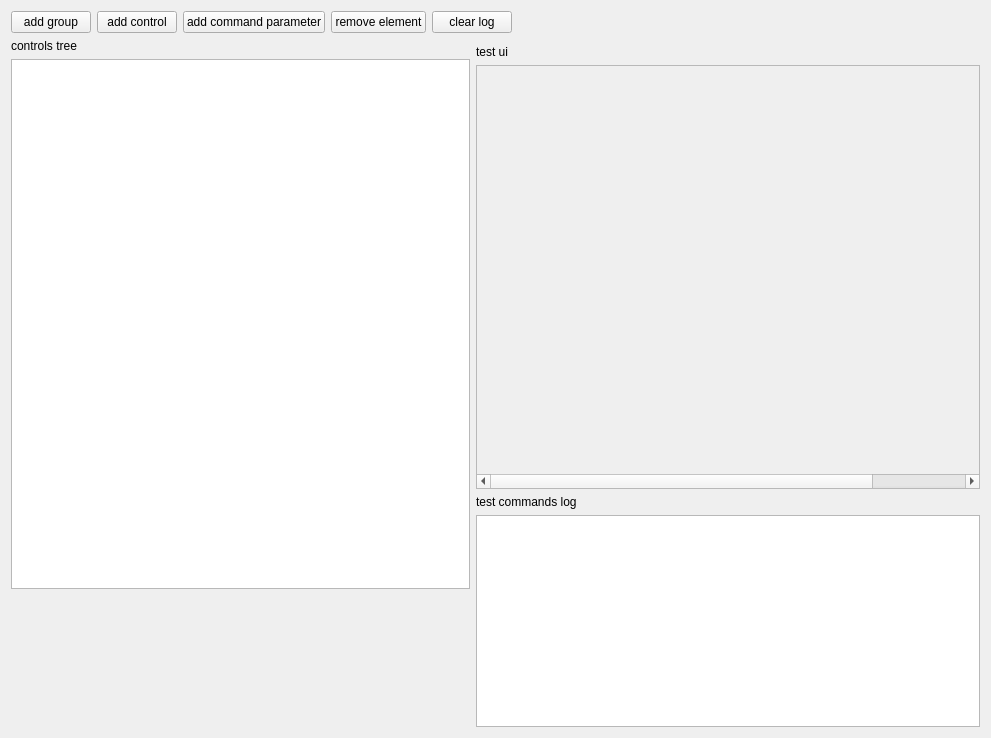
The window that wliotproxy-src-base/libwliotproxy-ui-config/ControlsEditor.ui (ooolms/wl_iot_framework) describes before a commit, drawn with Qt 5.
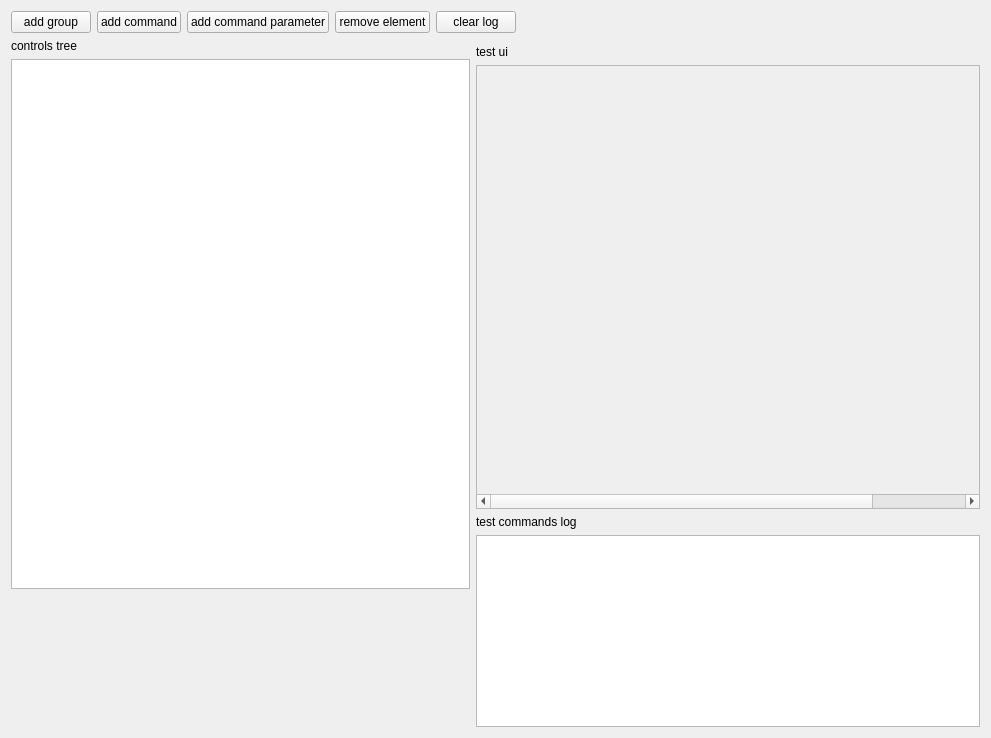
The same window after the commit.

The edit to the form file:
```diff
--- a/wliotproxy-src-base/libwliotproxy-ui-config/ControlsEditor.ui
+++ b/wliotproxy-src-base/libwliotproxy-ui-config/ControlsEditor.ui
@@ -56,7 +56,7 @@
    </item>
    <item row="1" column="1">
     <widget class="QWidget" name="widget_2" native="true">
-     <layout class="QVBoxLayout" name="verticalLayout_3" stretch="0,2,0,1">
+     <layout class="QVBoxLayout" name="verticalLayout_3" stretch="0,2,0,0">
       <property name="leftMargin">
        <number>0</number>
       </property>
@@ -98,11 +98,7 @@
        </widget>
       </item>
       <item>
-       <widget class="QTextEdit" name="commandsLogView">
-        <property name="readOnly">
-         <bool>true</bool>
-        </property>
-       </widget>
+       <widget class="QPlainTextEdit" name="commandsLogView"/>
       </item>
      </layout>
     </widget>
@@ -138,7 +134,7 @@
          <string>Add control</string>
         </property>
         <property name="text">
-         <string>add control</string>
+         <string>add command</string>
         </property>
        </widget>
       </item>
```
Left out of the diff: 2 changed lines with no effect on the pictures.
